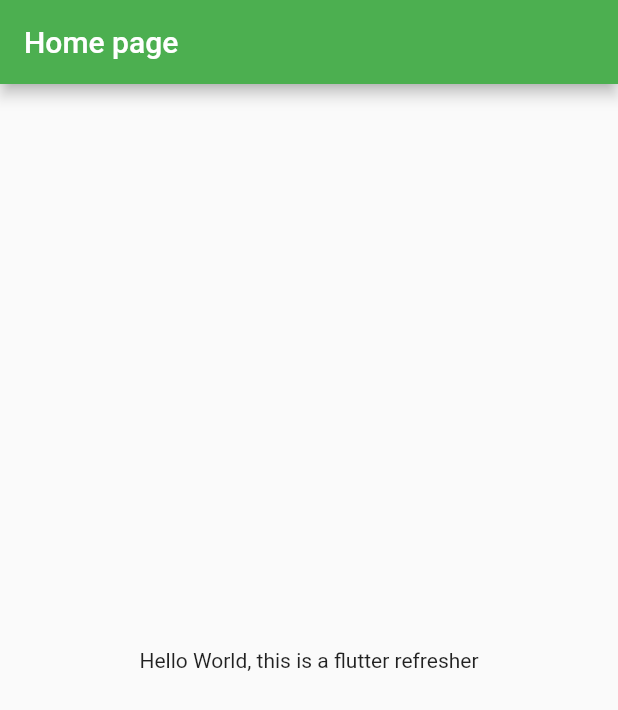
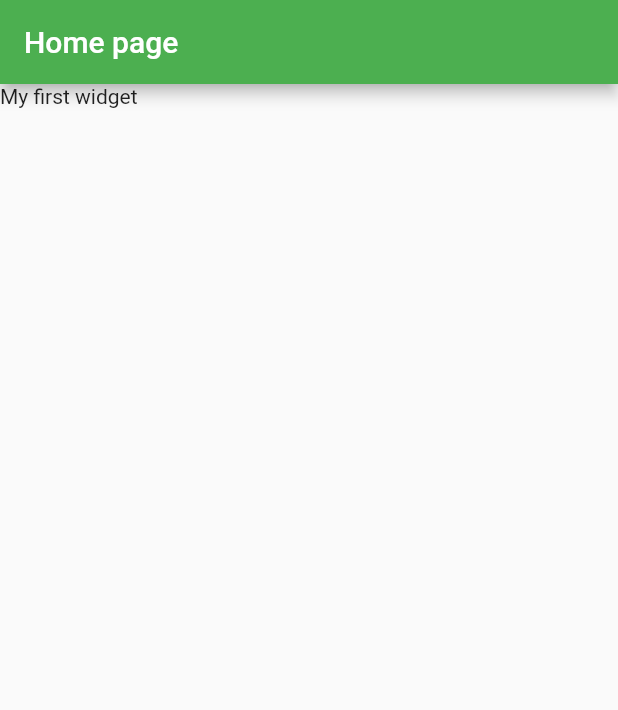
Before and after one commit to ArthurNamutilu/hello_app, a Flutter app: the screen it shows after launch, on a phone screen of 412 x 824 dp. Shown: the top 710 px of the screen. Run offline on Flutter 3.47's test engine with Material 2 defaults, Android fonts, the phone set to English and light mode, and no system bars.

Commit message:
new widgets

```diff
--- a/lib/main.dart
+++ b/lib/main.dart
@@ -1,4 +1,5 @@
 import 'package:flutter/material.dart';
+import 'new.dart';
 
 void main() => runApp(MyApp());
 
@@ -25,10 +26,12 @@ class MyHomePage extends StatelessWidget {
       appBar: AppBar(
         title: Text(this.title),
       ),
+      body: MyWidget(),
+      /*
       body: Center(
           child: Text(
         'Hello World, this is a flutter refresher',
-      )),
+      )), */
     );
   }
 }
--- /dev/null
+++ b/lib/new.dart
@@ -0,0 +1,10 @@
+import 'package:flutter/material.dart';
+
+class MyWidget extends StatelessWidget {
+  @override
+  Widget build(BuildContext context) {
+    return Container(
+      child: Text("My first widget"),
+    );
+  }
+}
```
